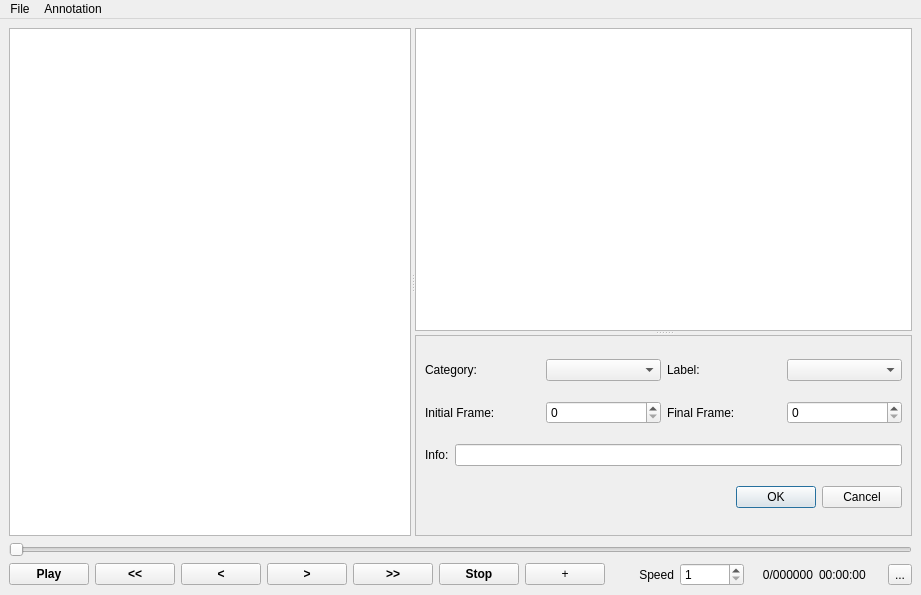
This is modules/app/mainwindow.ui in smartsenselab/SSAT as Qt 5 draws it before an edit. The edited form follows.
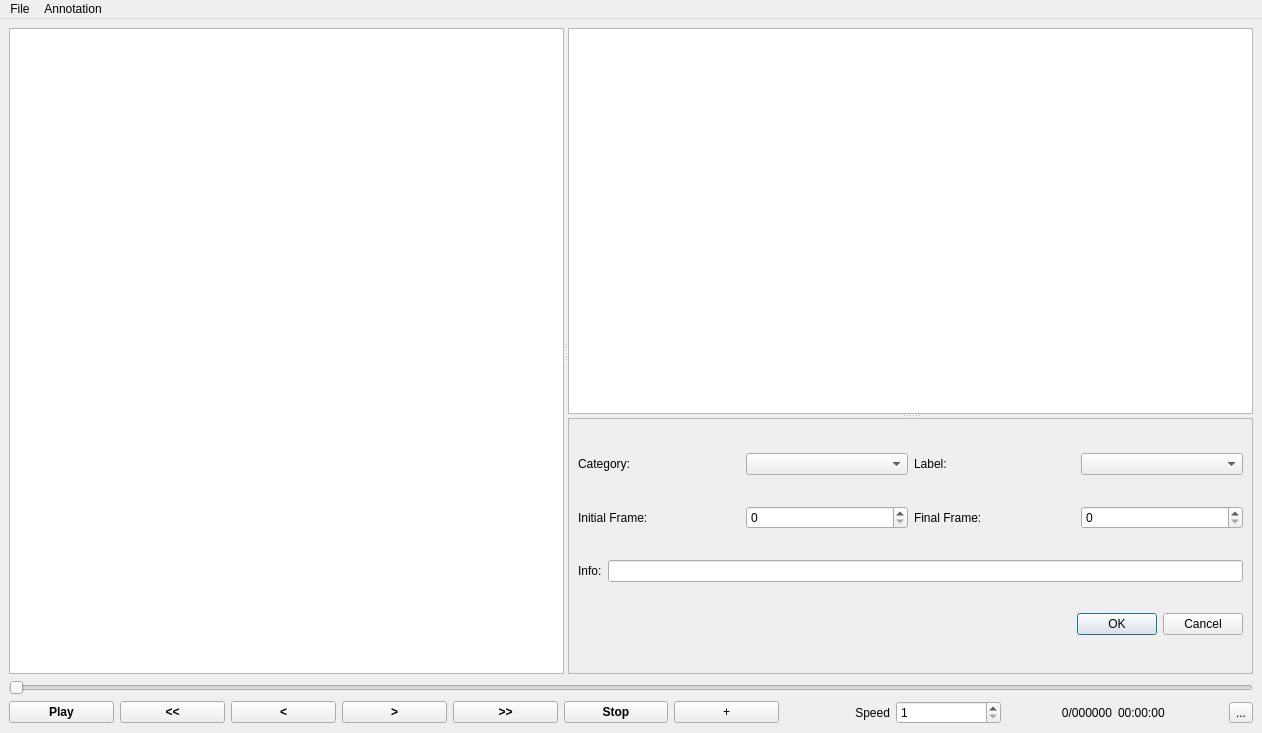
This is the edited form. Custom widgets are drawn as their Qt base class.

```diff
--- a/modules/app/mainwindow.ui
+++ b/modules/app/mainwindow.ui
@@ -6,8 +6,8 @@
    <rect>
     <x>0</x>
     <y>0</y>
-    <width>921</width>
-    <height>595</height>
+    <width>1262</width>
+    <height>733</height>
    </rect>
   </property>
   <property name="windowTitle">
@@ -324,8 +324,8 @@
     <rect>
      <x>0</x>
      <y>0</y>
-     <width>921</width>
-     <height>19</height>
+     <width>1262</width>
+     <height>22</height>
     </rect>
    </property>
    <widget class="QMenu" name="menuFile">
```
